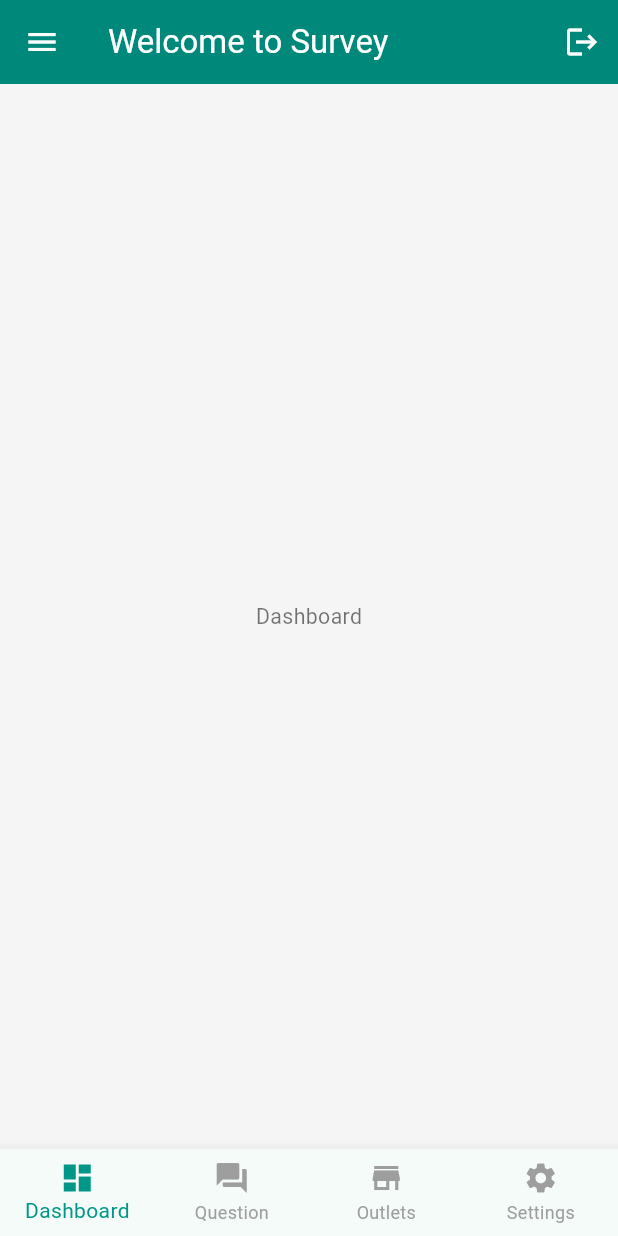
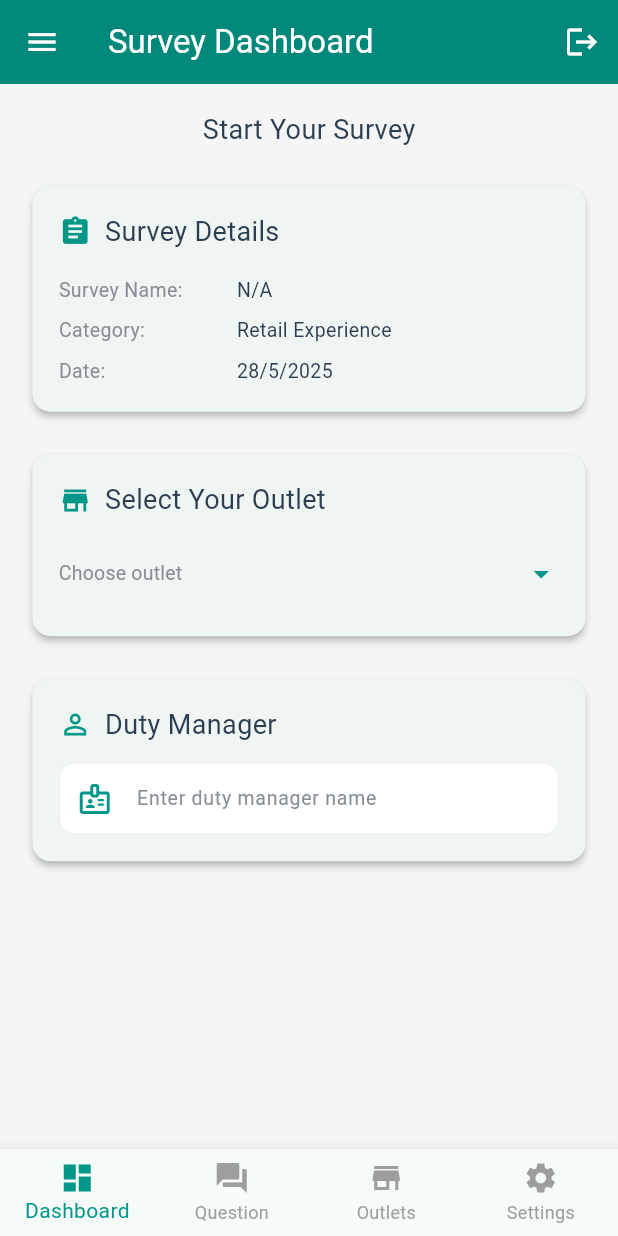
Before and after one commit to ShwapnoRetail/shwapno_survey, a Flutter app: the screen it shows after launch, after a tap on "Login", on a phone screen of 412 x 824 dp. Run offline on Flutter 3.47's test engine with Material 3 defaults, Android fonts, the phone set to English and light mode, and no system bars; our stand-ins replace flutter_screenutil, flutter_svg, fluttertoast, pin_code_fields; Roboto replaces fonts that are missing (poppins).

Commit message:
Survey Page Done

```diff
--- a/lib/Component/drawer.dart
+++ b/lib/Component/drawer.dart
@@ -1,5 +1,6 @@
 import 'package:flutter/material.dart';
 import 'package:shwapno_survey/Component/bottomNav.dart';
+import 'package:shwapno_survey/Screen/Survey/surveyPage.dart'; // Add this import
 
 class DrawerPage extends StatefulWidget {
   const DrawerPage({super.key});
@@ -58,34 +59,72 @@ class _DrawerPageState extends State<DrawerPage> {
             ListTile(
               leading: Icon(Icons.dashboard, color: Colors.teal),
               title: Text('Dashboard'),
+              onTap: () {
+                setState(() {
+                  _selectedIndex = 0;
+                  _pageController.jumpToPage(0);
+                });
+                Navigator.pop(context); // Close the drawer
+              },
             ),
             ListTile(
               leading: Icon(Icons.question_answer, color: Colors.teal),
               title: Text("Question"),
+              onTap: () {
+                setState(() {
+                  _selectedIndex = 1;
+                  _pageController.jumpToPage(1);
+                });
+                Navigator.pop(context); // Close the drawer
+              },
             ),
             ListTile(
               leading: Icon(Icons.score, color: Colors.teal),
               title: Text("My Rank"),
             ),
             ListTile(
-              leading: Icon(Icons.shape_line, color: Colors.teal),
+              leading: Icon(
+                Icons.store,
+                color: Colors.teal,
+              ), // Changed icon to match bottom nav
               title: Text("My Outlets"),
+              onTap: () {
+                setState(() {
+                  _selectedIndex = 2;
+                  _pageController.jumpToPage(2);
+                });
+                Navigator.pop(context); // Close the drawer
+              },
             ),
             ListTile(
               leading: Icon(Icons.settings, color: Colors.teal),
               title: Text("Settings"),
+              onTap: () {
+                setState(() {
+                  _selectedIndex = 3;
+                  _pageController.jumpToPage(3);
+                });
+                Navigator.pop(context); // Close the drawer
+              },
             ),
             const SizedBox(height: 20),
             const Divider(),
             ListTile(
               leading: Icon(Icons.logout, color: Colors.teal),
               title: Text("Logout"),
+              onTap: () {
+                Navigator.pushNamedAndRemoveUntil(
+                  context,
+                  '/login',
+                  (route) => false,
+                );
+              },
             ),
           ],
         ),
       ),
       appBar: AppBar(
-        title: const Text("Welcome to Survey"),
+        title: Text(_getAppBarTitle(_selectedIndex)),
         actions: [
           IconButton(
             icon: const Icon(Icons.logout),
@@ -106,11 +145,11 @@ class _DrawerPageState extends State<DrawerPage> {
             _selectedIndex = index;
           });
         },
-        children: const [
-          Center(child: Text('Dashboard')),
-          Center(child: Text('Question')),
-          Center(child: Text('My Outlets')),
-          Center(child: Text('Settings')),
+        children: [
+          const SurveyHomePage(),
+          const Center(child: Text('Question')), // Question screen
+          const Center(child: Text('My Outlets')), // Outlets screen
+          const Center(child: Text('Settings')), // Settings screen
         ],
       ),
       bottomNavigationBar: BottomNavigationWidget(
@@ -119,4 +158,19 @@ class _DrawerPageState extends State<DrawerPage> {
       ),
     );
   }
+
+  String _getAppBarTitle(int index) {
+    switch (index) {
+      case 0:
+        return "Survey Dashboard";
+      case 1:
+        return "Questions";
+      case 2:
+        return "My Outlets";
+      case 3:
+        return "Settings";
+      default:
+        return "Welcome";
+    }
+  }
 }
--- a/lib/Screen/Auth/signIn.dart
+++ b/lib/Screen/Auth/signIn.dart
@@ -50,6 +50,16 @@ class _LoginScreenState extends State<LoginScreen> {
                       SizedBox(height: 20),
                       InkWell(
                         onTap: () {
+                          Navigator.pushNamed(context, "/resetPassword");
+                        },
+                        child: Text(
+                          'Forget Password?',
+                          style: Head7Text(colorLightGray),
+                        ),
+                      ),
+                      SizedBox(height: 18),
+                      InkWell(
+                        onTap: () {
                           Navigator.pushNamed(context, "/registration");
                         },
                         child: Row(
--- /dev/null
+++ b/lib/Screen/Survey/surveyPage.dart
@@ -0,0 +1,406 @@
+import 'package:flutter/material.dart';
+import 'package:flutter_screenutil/flutter_screenutil.dart';
+import 'package:shwapno_survey/Style/style.dart';
+
+class SurveyHomePage extends StatefulWidget {
+  const SurveyHomePage({super.key});
+
+  @override
+  State<SurveyHomePage> createState() => _SurveyHomePageState();
+}
+
+class _SurveyHomePageState extends State<SurveyHomePage> {
+  String? selectedOutlet;
+  String? dutyManagerName;
+  bool isZonalManager = false;
+
+  final List<String> outlets = [
+    'Outlet 001 - Dhaka Central',
+    'Outlet 002 - Chittagong Branch',
+    'Outlet 003 - Sylhet Market',
+    'Outlet 004 - Khulna Store',
+    'Outlet 005 - Rajshahi Center',
+  ];
+
+  final Map<String, List<Map<String, dynamic>>> outletSurveys = {
+    'Outlet 001 - Dhaka Central': [
+      {
+        'name': 'Customer Satisfaction',
+        'questions': 15,
+        'time': '10-15 mins',
+        'progress': 0.4,
+      },
+      {
+        'name': 'Product Availability',
+        'questions': 8,
+        'time': '5-7 mins',
+        'progress': 0.0,
+      },
+    ],
+    'Outlet 002 - Chittagong Branch': [
+      {
+        'name': 'Staff Behavior',
+        'questions': 10,
+        'time': '7-10 mins',
+        'progress': 0.2,
+      },
+      {
+        'name': 'Billing Experience',
+        'questions': 6,
+        'time': '4-6 mins',
+        'progress': 0.0,
+      },
+    ],
+    'Outlet 003 - Sylhet Market': [
+      {
+        'name': 'Cleanliness Review',
+        'questions': 12,
+        'time': '6-8 mins',
+        'progress': 0.5,
+      },
+      {
+        'name': 'Product Arrangement',
+        'questions': 9,
+        'time': '6-9 mins',
+        'progress': 0.0,
+      },
+    ],
+    'Outlet 004 - Khulna Store': [
+      {
+        'name': 'Checkout Feedback',
+        'questions': 10,
+        'time': '8-10 mins',
+        'progress': 0.1,
+      },
+      {
+        'name': 'Offers Evaluation',
+        'questions': 7,
+        'time': '5-7 mins',
+        'progress': 0.0,
+      },
+    ],
+    'Outlet 005 - Rajshahi Center': [
+      {
+        'name': 'Customer Service Audit',
+        'questions': 13,
+        'time': '9-11 mins',
+        'progress': 0.3,
+      },
+      {
+        'name': 'Feedback on Promotions',
+        'questions': 11,
+        'time': '7-9 mins',
+        'progress': 0.0,
+      },
+    ],
+  };
+
+  @override
+  Widget build(BuildContext context) {
+    final currentSurveys =
+        selectedOutlet != null ? outletSurveys[selectedOutlet] ?? [] : [];
+
+    return Scaffold(
+      body: SingleChildScrollView(
+        padding: EdgeInsets.all(16.w),
+        child: Column(
+          crossAxisAlignment: CrossAxisAlignment.start,
+          children: [
+            Center(
+              child: Text("Start Your Survey", style: Head6Text(colorDarkBlue)),
+            ),
+            SizedBox(height: 20.h),
+
+            /// Survey Details Card
+            Card(
+              elevation: 2,
+              shape: RoundedRectangleBorder(
+                borderRadius: BorderRadius.circular(12.r),
+              ),
+              child: Padding(
+                padding: EdgeInsets.all(16.w),
+                child: Column(
+                  crossAxisAlignment: CrossAxisAlignment.start,
+                  children: [
+                    Row(
+                      children: [
+                        Icon(Icons.assignment, color: Colors.teal, size: 20.w),
+                        SizedBox(width: 8.w),
+                        Text('Survey Details', style: Head6Text(colorDarkBlue)),
+                      ],
+                    ),
+                    SizedBox(height: 16.h),
+                    _buildDetailRow(
+                      'Survey Name:',
+                      selectedOutlet != null && currentSurveys.isNotEmpty
+                          ? currentSurveys.first['name']
+                          : 'N/A',
+                    ),
+                    SizedBox(height: 8.h),
+                    _buildDetailRow('Category:', 'Retail Experience'),
+                    SizedBox(height: 8.h),
+                    _buildDetailRow(
+                      'Date:',
+                      '${DateTime.now().day}/${DateTime.now().month}/${DateTime.now().year}',
+                    ),
+                  ],
+                ),
+              ),
+            ),
+
+            SizedBox(height: 20.h),
+
+            /// Outlet Selection
+            Card(
+              elevation: 2,
+              shape: RoundedRectangleBorder(
+                borderRadius: BorderRadius.circular(12.r),
+              ),
+              child: Padding(
+                padding: EdgeInsets.all(16.w),
+                child: Column(
+                  crossAxisAlignment: CrossAxisAlignment.start,
+                  children: [
+                    Row(
+                      children: [
+                        Icon(Icons.store, color: Colors.teal, size: 20.w),
+                        SizedBox(width: 8.w),
+                        Text(
+                          'Select Your Outlet',
+                          style: Head6Text(colorDarkBlue),
+                        ),
+                      ],
+                    ),
+                    SizedBox(height: 12.h),
+                    DropdownButtonHideUnderline(
+                      child: DropdownButton<String>(
+                        value: selectedOutlet,
+                        hint: Text(
+                          'Choose outlet',
+                          style: Head7Text(colorLightGray),
+                        ),
+                        items:
+                            outlets.map((String value) {
+                              return DropdownMenuItem<String>(
+                                value: value,
+                                child: Text(
+                                  value,
+                                  style: Head7Text(colorDarkBlue),
+                                ),
+                              );
+                            }).toList(),
+                        onChanged: (newValue) {
+                          setState(() {
+                            selectedOutlet = newValue;
+                          });
+                        },
+                        isExpanded: true,
+                        icon: Icon(Icons.arrow_drop_down, color: Colors.teal),
+                        dropdownColor: Colors.white,
+                      ),
+                    ),
+                  ],
+                ),
+              ),
+            ),
+
+            SizedBox(height: 20.h),
+
+            /// Duty Manager Input
+            if (!isZonalManager)
+              Card(
+                elevation: 2,
+                shape: RoundedRectangleBorder(
+                  borderRadius: BorderRadius.circular(12.r),
+                ),
+                child: Padding(
+                  padding: EdgeInsets.all(16.w),
+                  child: Column(
+                    crossAxisAlignment: CrossAxisAlignment.start,
+                    children: [
+                      Row(
+                        children: [
+                          Icon(
+                            Icons.person_outline,
+                            color: Colors.teal,
+                            size: 20.w,
+                          ),
+                          SizedBox(width: 8.w),
+                          Text('Duty Manager', style: Head6Text(colorDarkBlue)),
+                        ],
+                      ),
+                      SizedBox(height: 12.h),
+                      TextFormField(
+                        decoration: InputDecoration(
+                          filled: true,
+                          fillColor: Colors.white,
+                          hintText: 'Enter duty manager name',
+                          hintStyle: Head7Text(colorLightGray),
+                          prefixIcon: Icon(
+                            Icons.badge_outlined,
+                            color: Colors.teal,
+                          ),
+                          contentPadding: EdgeInsets.symmetric(
+                            horizontal: 16.w,
+                            vertical: 14.h,
+                          ),
+                          border: OutlineInputBorder(
+                            borderRadius: BorderRadius.circular(10.r),
+                            borderSide: BorderSide.none,
+                          ),
+                          enabledBorder: OutlineInputBorder(
+                            borderRadius: BorderRadius.circular(10.r),
+                            borderSide: BorderSide(color: Colors.grey.shade200),
+                          ),
+                          focusedBorder: OutlineInputBorder(
+                            borderRadius: BorderRadius.circular(10.r),
+                            borderSide: BorderSide(
+                              color: Colors.teal,
+                              width: 1.5,
+                            ),
+                          ),
+                        ),
+                        style: Head7Text(colorDarkBlue),
+                        onChanged:
+                            (value) => setState(() => dutyManagerName = value),
+                      ),
+                    ],
+                  ),
+                ),
+              ),
+
+            SizedBox(height: 20.h),
+
+            /// Survey List
+            if (selectedOutlet != null) ...[
+              Text('Available Surveys', style: Head6Text(colorDarkBlue)),
+              SizedBox(height: 12.h),
+              ...currentSurveys
+                  .map((survey) => _buildSurveyCard(survey))
+                  .toList(),
+            ],
+
+            SizedBox(height: 30.h),
+          ],
+        ),
+      ),
+    );
+  }
+
+  Widget _buildDetailRow(String label, String value) {
+    return Row(
+      crossAxisAlignment: CrossAxisAlignment.start,
+      children: [
+        SizedBox(
+          width: 100.w,
+          child: Text(label, style: Head7Text(colorLightGray)),
+        ),
+        SizedBox(width: 8.w),
+        Expanded(child: Text(value, style: Head7Text(colorDarkBlue))),
+      ],
+    );
+  }
+
+  Widget _buildSurveyCard(Map<String, dynamic> survey) {
+    return Card(
+      margin: EdgeInsets.only(bottom: 16.h),
+      elevation: 2,
+      shape: RoundedRectangleBorder(borderRadius: BorderRadius.circular(12.r)),
+      child: Padding(
+        padding: EdgeInsets.all(16.w),
+        child: Column(
+          crossAxisAlignment: CrossAxisAlignment.start,
+          children: [
+            /// Title + Progress
+            Row(
+              mainAxisAlignment: MainAxisAlignment.spaceBetween,
+              children: [
+                Text(
+                  survey['name'],
+                  style: TextStyle(
+                    fontSize: 16.sp,
+                    fontWeight: FontWeight.w600,
+                    color: colorDarkBlue,
+                  ),
+                ),
+                if (survey['progress'] > 0)
+                  Container(
+                    padding: EdgeInsets.symmetric(
+                      horizontal: 8.w,
+                      vertical: 4.h,
+                    ),
+                    decoration: BoxDecoration(
+                      color: Colors.teal.withOpacity(0.2),
+                      borderRadius: BorderRadius.circular(20.r),
+                    ),
+                    child: Text(
+                      '${(survey['progress'] * 100).toInt()}% completed',
+                      style: TextStyle(
+                        fontSize: 10.sp,
+                        color: Colors.teal.shade700,
+                        fontWeight: FontWeight.w500,
+                      ),
+                    ),
+                  ),
+              ],
+            ),
+            SizedBox(height: 8.h),
+
+            /// Info
+            Row(
+              children: [
+                Icon(Icons.help_outline, size: 16.w, color: colorLightGray),
+                SizedBox(width: 4.w),
+                Text(
+                  '${survey['questions']} questions',
+                  style: TextStyle(fontSize: 12.sp, color: colorLightGray),
+                ),
+                SizedBox(width: 12.w),
+                Icon(Icons.access_time, size: 16.w, color: colorLightGray),
+                SizedBox(width: 4.w),
+                Text(
+                  survey['time'],
+                  style: TextStyle(fontSize: 12.sp, color: colorLightGray),
+                ),
+              ],
+            ),
+            SizedBox(height: 12.h),
+
+            /// Progress Bar
+            LinearProgressIndicator(
+              value: survey['progress'],
+              backgroundColor: Colors.grey.shade200,
+              color: Colors.teal,
+              minHeight: 6.h,
+              borderRadius: BorderRadius.circular(3.r),
+            ),
+            SizedBox(height: 16.h),
+
+            /// Start Button
+            SizedBox(
+              width: double.infinity,
+              child: ElevatedButton(
+                onPressed: () {
+                  if (!isZonalManager &&
+                      (dutyManagerName == null || dutyManagerName!.isEmpty)) {
+                    ErrorToast('Please enter duty manager name');
+                  } else {
+                    SuccessToast('Starting ${survey['name']}');
+                    // Navigator.push(...);
+                  }
+                },
+                style: ElevatedButton.styleFrom(
+                  backgroundColor: Colors.teal,
+                  shape: RoundedRectangleBorder(
+                    borderRadius: BorderRadius.circular(10.r),
+                  ),
+                ),
+                child: Text('Start Survey', style: TextStyle(fontSize: 14.sp)),
+              ),
+            ),
+          ],
+        ),
+      ),
+    );
+  }
+}
```
